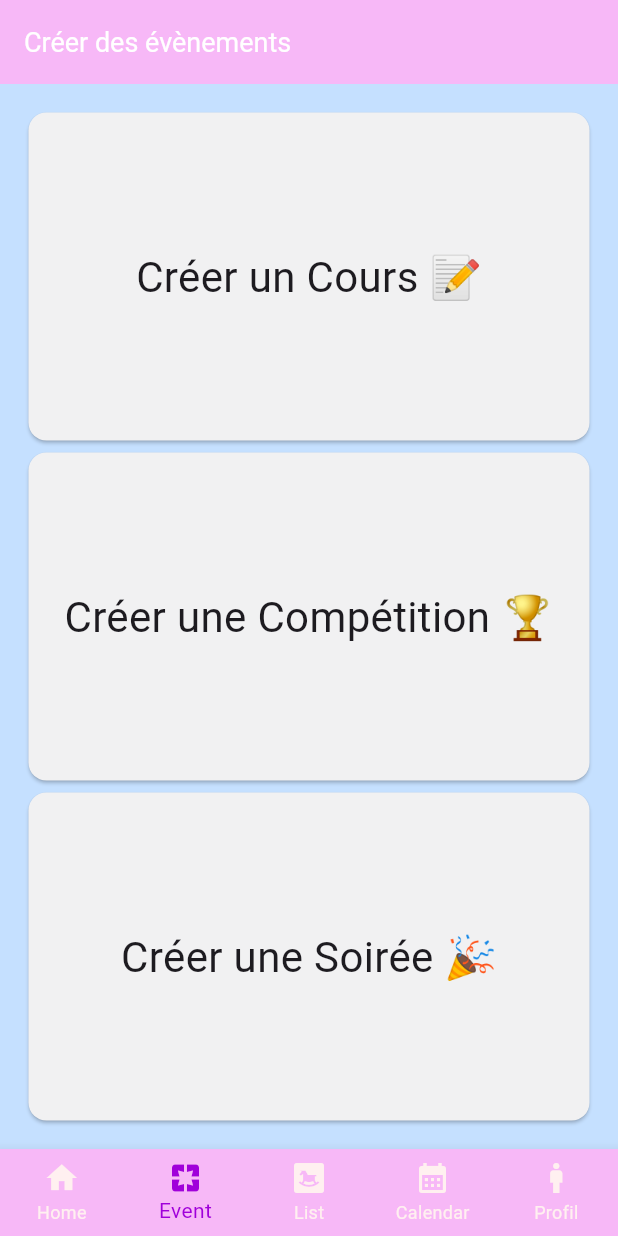
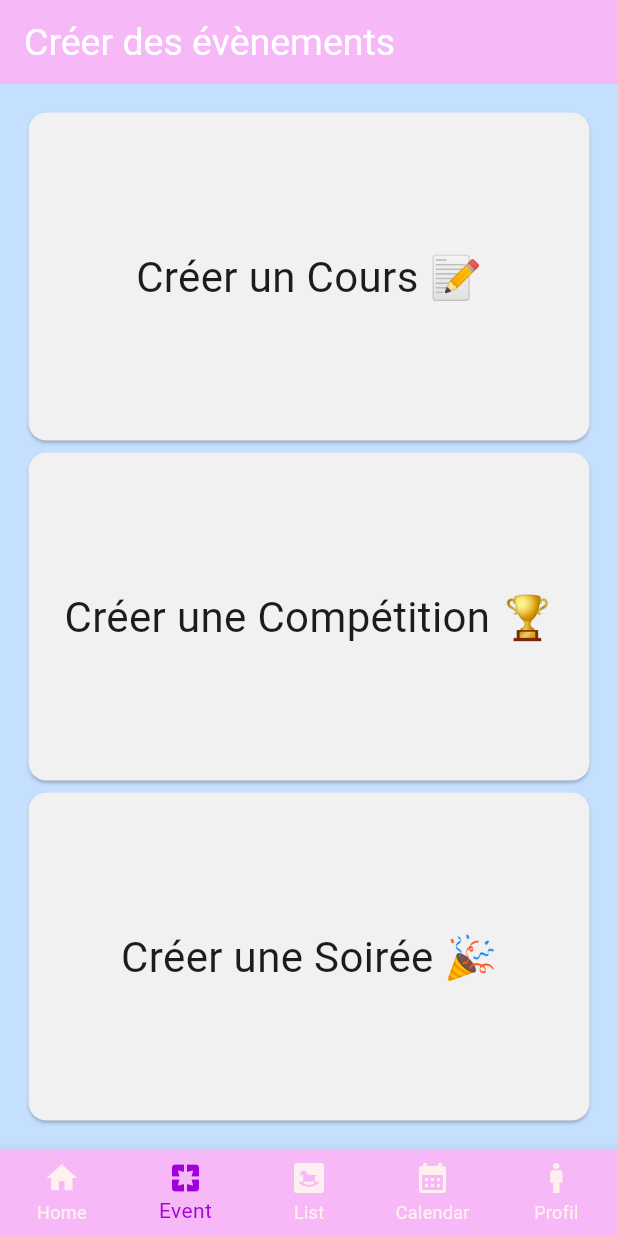
Before and after one commit to rat-balls/Flutter-MLP, a Flutter app: the screen it shows after launch, item 2 of the bottom bar chosen, on a phone screen of 412 x 824 dp. Run offline on Flutter 3.47's test engine with Material 2 defaults, Android fonts, the phone set to English and light mode, and no system bars; our stand-ins replace table_calendar; missing offline and left inert: dart:ffi, mongo_dart; accounts and stored records are empty.

Commit message:
creation page

```diff
--- a/lib/widgets/controllerPage.dart
+++ b/lib/widgets/controllerPage.dart
@@ -30,11 +30,26 @@ class _CustomBottomNavigationBarState extends State<ControllerPage> {
     return Scaffold(
         appBar: AppBar(
           title: [
-            const Text("Accueil"),
-            const Text("Créer des évènements"),
-            const Text("Liste des cavalier et chevaux"),
-            const Text("Calendrier"),
-            const Text("Profil"),
+            const Text(
+              "Accueil",
+              style: TextStyle(fontSize: 25),
+            ),
+            const Text(
+              "Créer des évènements",
+              style: TextStyle(fontSize: 25),
+            ),
+            const Text(
+              "Liste des cavalier et chevaux",
+              style: TextStyle(fontSize: 25),
+            ),
+            const Text(
+              "Calendrier",
+              style: TextStyle(fontSize: 25),
+            ),
+            const Text(
+              "Profil",
+              style: TextStyle(fontSize: 25),
+            ),
           ][_currentIndex],
           titleTextStyle: const TextStyle(fontSize: 18),
           backgroundColor: const Color.fromARGB(255, 247, 184, 247),
--- a/lib/widgets/event_card.dart
+++ b/lib/widgets/event_card.dart
@@ -17,8 +17,9 @@ class EventCard extends StatelessWidget {
           children: [
             Text(event.type),
             Text('${event.date}'),
-            Text(
+            /*  Text(
                 'Présent: ${event.users!.isNotEmpty ? event.users?.join(', ') : 'Aucun'}'),
+          ,*/
           ],
         ),
       ),
```
Also changed, not shown: lib/class/event.dart (+32 -0 lines), lib/pages/admin_page.dart (added, +76 -0 lines), lib/pages/home_page.dart (+31 -8 lines), 12 other files.
